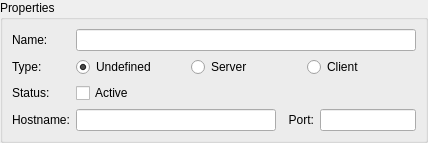
Old version of the form Resources/UI/qSlicerIGTLConnectorPropertyWidget.ui in the repository IGSIO/OpenIGTLinkIO.
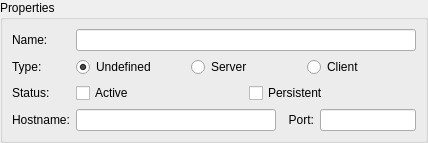
New version of the form.

Commit message:
Implement vtkMRMLIGTLConnectorNode::Persistent
This option represents whether or not a connection should
be persistent across scene saves.

if `persistent == ::PERSISTENT_ON` then the node connects
based on the `::state` setting.

if `persistent == ::PERSISTENT_OFF` then the node does not
reconnect when the scene is loaded.

```diff
--- a/Resources/UI/qSlicerIGTLConnectorPropertyWidget.ui
+++ b/Resources/UI/qSlicerIGTLConnectorPropertyWidget.ui
@@ -68,6 +68,31 @@
         </item>
        </layout>
       </item>
+      <item row="2" column="0">
+       <widget class="QLabel" name="ConnectorStateLabel">
+        <property name="text">
+         <string>Status:</string>
+        </property>
+       </widget>
+      </item>
+      <item row="2" column="1">
+       <layout class="QHBoxLayout" name="horizontalLayout_2">
+        <item>
+         <widget class="QCheckBox" name="ConnectorStateCheckBox">
+          <property name="text">
+           <string>Active</string>
+          </property>
+         </widget>
+        </item>
+        <item>
+         <widget class="QCheckBox" name="PersistentStateCheckBox">
+          <property name="text">
+           <string>Persistent</string>
+          </property>
+         </widget>
+        </item>
+       </layout>
+      </item>
       <item row="3" column="0">
        <widget class="QLabel" name="ConnectorHostnameLabel">
         <property name="text">
@@ -135,20 +160,6 @@
         </layout>
        </widget>
       </item>
-      <item row="2" column="0">
-       <widget class="QLabel" name="ConnectorStateLabel">
-        <property name="text">
-         <string>Status:</string>
-        </property>
-       </widget>
-      </item>
-      <item row="2" column="1">
-       <widget class="QCheckBox" name="ConnectorStateCheckBox">
-        <property name="text">
-         <string>Active</string>
-        </property>
-       </widget>
-      </item>
      </layout>
     </widget>
    </item>
```
The commit also changes 3 other files.
